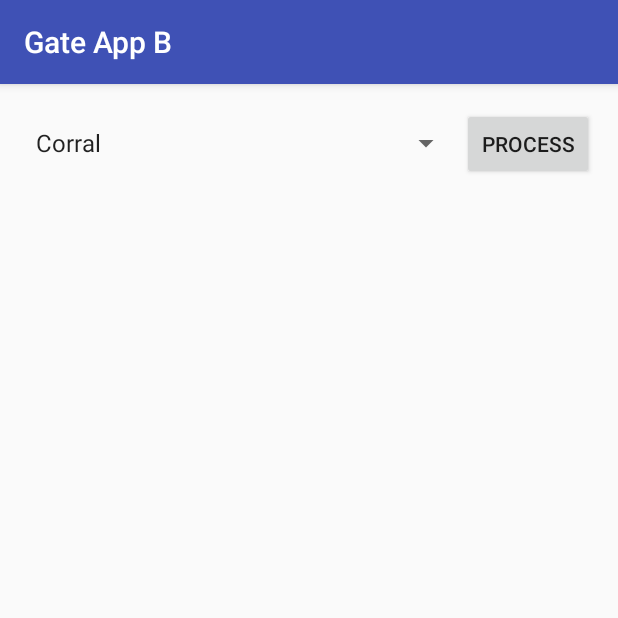
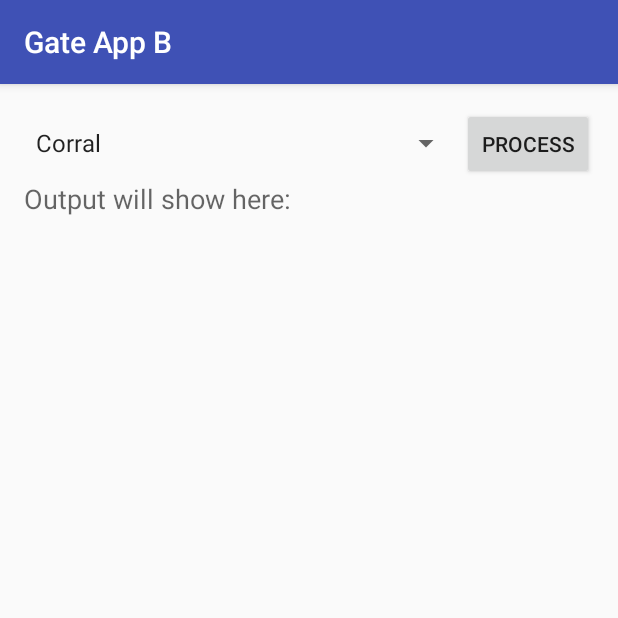
Before and after one commit to AnujDagade/GetASsign2, an Android app: the screen it shows after launch (MainActivity), on a phone screen of 412 x 824 dp, the top half of it. Run offline under Robolectric (Android 15) with nearby library versions, the phone set to English and light mode, and no system bars.

Commit message:
FIXED finally

```diff
--- a/app/src/main/res/layout/activity_main.xml
+++ b/app/src/main/res/layout/activity_main.xml
@@ -36,8 +36,8 @@
             android:layout_below="@+id/linearLayout5"
             android:layout_alignParentStart="true"
             android:layout_alignParentEnd="true"
-            android:layout_alignParentBottom="true" android:layout_marginTop="-78dp" android:layout_marginStart="34dp"
-            android:layout_marginEnd="-2dp" android:layout_marginBottom="94dp">
+	    android:layout_alignParentBottom="true">
+
 
         <TextView
                 android:id="@+id/outputET"
```
Also changed, not shown: 111 other files.
